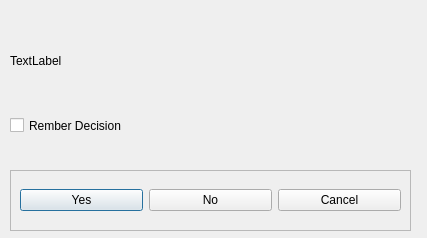
okeefo/music-catalogue, file src/qt/custom_dialog.ui: the form before one commit.
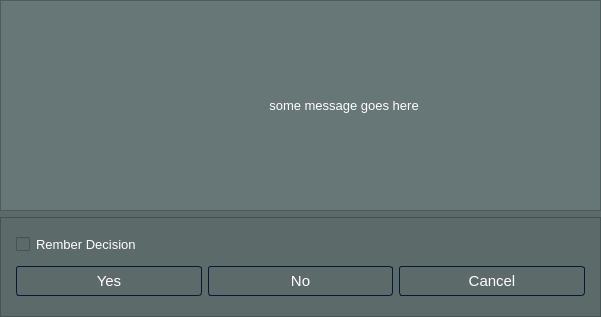
The form after the commit. Icons and pictures are not drawn.

Commit message: stylesheet added for custom dialog and bug fixes

```diff
--- a/src/qt/custom_dialog.ui
+++ b/src/qt/custom_dialog.ui
@@ -6,10 +6,21 @@
    <rect>
     <x>0</x>
     <y>0</y>
-    <width>427</width>
-    <height>238</height>
+    <width>601</width>
+    <height>317</height>
    </rect>
   </property>
+  <property name="minimumSize">
+   <size>
+    <width>300</width>
+    <height>0</height>
+   </size>
+  </property>
+  <property name="font">
+   <font>
+    <pointsize>9</pointsize>
+   </font>
+  </property>
   <property name="windowTitle">
    <string>Dialog</string>
   </property>
@@ -17,74 +28,312 @@
    <iconset resource="resources.qrc">
     <normaloff>:/icons/icons/headphones.svg</normaloff>:/icons/icons/headphones.svg</iconset>
   </property>
-  <widget class="QFrame" name="frame">
-   <property name="geometry">
-    <rect>
-     <x>10</x>
-     <y>170</y>
-     <width>401</width>
-     <height>61</height>
-    </rect>
+  <property name="windowOpacity">
+   <double>1.000000000000000</double>
+  </property>
+  <property name="styleSheet">
+   <string notr="true">
+
+/*-----QWidget-----*/
+QWidget
+{
+	background-color: rgb(92, 106, 106);
+	color: #ffffff;
+	border-color: #051a39;
+
+}
+
+/*-----QPushButton-----*/
+QPushButton
+{
+	background-color:  rgb(92, 106, 106);
+	color: #ffffff;
+	border-style: solid;
+	border-width: 1px;
+	border-radius: 3px;
+	border-color: #051a39;
+	padding: 5px;
+
+}
+
+
+QPushButton::disabled
+{
+	background-color: #404040;
+	color: #656565;
+	border-color: #051a39;
+
+}
+
+
+QPushButton::hover
+{
+	background-color: rgb(145, 166, 166);
+	color: #ffffff;
+	border-style: solid;
+	border-width: 1px;
+	border-radius: 3px;
+	border-color: #051a39;
+	padding: 5px;
+
+}
+
+
+QPushButton::pressed
+{
+	background-color: rgb(125, 155, 143);
+	color: #ffffff;
+	border-style: solid;
+	border-width: 1px;
+	border-radius: 3px;
+	border-color: #051a39;
+	padding: 5px;
+
+}
+
+QCheckBox
+{
+	color: #ffffff;
+
+}
+/*-----QRadioButton-----*/
+QCheckBox::indicator::unchecked
+{ 
+	image:url(:/icons/icons/square.svg);
+}
+
+QCheckBox::indicator:checked
+{ 
+	image: url(:/icons/icons/check-square.svg);
+	
+
+}
+
+
+</string>
+  </property>
+  <layout class="QVBoxLayout" name="verticalLayout_2">
+   <property name="leftMargin">
+    <number>0</number>
    </property>
-   <property name="frameShape">
-    <enum>QFrame::StyledPanel</enum>
+   <property name="topMargin">
+    <number>0</number>
    </property>
-   <property name="frameShadow">
-    <enum>QFrame::Raised</enum>
+   <property name="rightMargin">
+    <number>0</number>
    </property>
-   <layout class="QHBoxLayout" name="horizontalLayout">
-    <item>
-     <widget class="QPushButton" name="button_yes">
-      <property name="text">
-       <string>Yes</string>
+   <property name="bottomMargin">
+    <number>0</number>
+   </property>
+   <item>
+    <widget class="QFrame" name="frame_2">
+     <property name="styleSheet">
+      <string notr="true">*{
+	background-color:rgb(103, 118, 118)
+}</string>
+     </property>
+     <property name="frameShape">
+      <enum>QFrame::StyledPanel</enum>
+     </property>
+     <property name="frameShadow">
+      <enum>QFrame::Raised</enum>
+     </property>
+     <layout class="QHBoxLayout" name="horizontalLayout">
+      <property name="spacing">
+       <number>7</number>
       </property>
-     </widget>
-    </item>
-    <item>
-     <widget class="QPushButton" name="button_no">
-      <property name="text">
-       <string>No</string>
+      <property name="leftMargin">
+       <number>5</number>
       </property>
-     </widget>
-    </item>
-    <item>
-     <widget class="QPushButton" name="button_cancel">
-      <property name="text">
-       <string>Cancel</string>
+      <property name="topMargin">
+       <number>10</number>
       </property>
-     </widget>
-    </item>
-   </layout>
-  </widget>
-  <widget class="QCheckBox" name="checkbox_remember">
-   <property name="geometry">
-    <rect>
-     <x>10</x>
-     <y>110</y>
-     <width>221</width>
-     <height>31</height>
-    </rect>
-   </property>
-   <property name="text">
-    <string>Rember Decision</string>
-   </property>
-  </widget>
-  <widget class="QLabel" name="label_message">
-   <property name="geometry">
-    <rect>
-     <x>10</x>
-     <y>20</y>
-     <width>371</width>
-     <height>81</height>
-    </rect>
-   </property>
-   <property name="text">
-    <string>TextLabel</string>
-   </property>
-   <property name="wordWrap">
-    <bool>true</bool>
-   </property>
-  </widget>
+      <property name="rightMargin">
+       <number>15</number>
+      </property>
+      <property name="bottomMargin">
+       <number>10</number>
+      </property>
+      <item>
+       <widget class="QLabel" name="label_icon">
+        <property name="minimumSize">
+         <size>
+          <width>70</width>
+          <height>0</height>
+         </size>
+        </property>
+        <property name="maximumSize">
+         <size>
+          <width>70</width>
+          <height>16777215</height>
+         </size>
+        </property>
+        <property name="styleSheet">
+         <string notr="true"/>
+        </property>
+        <property name="frameShadow">
+         <enum>QFrame::Sunken</enum>
+        </property>
+        <property name="lineWidth">
+         <number>0</number>
+        </property>
+        <property name="text">
+         <string/>
+        </property>
+        <property name="pixmap">
+         <pixmap resource="resources.qrc">:/icons/icons/alert-triangle.svg</pixmap>
+        </property>
+        <property name="alignment">
+         <set>Qt::AlignCenter</set>
+        </property>
+        <property name="margin">
+         <number>10</number>
+        </property>
+       </widget>
+      </item>
+      <item>
+       <spacer name="horizontalSpacer">
+        <property name="orientation">
+         <enum>Qt::Horizontal</enum>
+        </property>
+        <property name="sizeType">
+         <enum>QSizePolicy::Fixed</enum>
+        </property>
+        <property name="sizeHint" stdset="0">
+         <size>
+          <width>20</width>
+          <height>20</height>
+         </size>
+        </property>
+       </spacer>
+      </item>
+      <item>
+       <widget class="QLabel" name="label_message">
+        <property name="font">
+         <font>
+          <pointsize>10</pointsize>
+         </font>
+        </property>
+        <property name="text">
+         <string>some message goes here</string>
+        </property>
+        <property name="alignment">
+         <set>Qt::AlignCenter</set>
+        </property>
+        <property name="wordWrap">
+         <bool>true</bool>
+        </property>
+       </widget>
+      </item>
+     </layout>
+    </widget>
+   </item>
+   <item>
+    <widget class="QFrame" name="frame">
+     <property name="minimumSize">
+      <size>
+       <width>0</width>
+       <height>100</height>
+      </size>
+     </property>
+     <property name="maximumSize">
+      <size>
+       <width>16777215</width>
+       <height>100</height>
+      </size>
+     </property>
+     <property name="frameShape">
+      <enum>QFrame::StyledPanel</enum>
+     </property>
+     <property name="frameShadow">
+      <enum>QFrame::Raised</enum>
+     </property>
+     <layout class="QVBoxLayout" name="verticalLayout">
+      <property name="leftMargin">
+       <number>15</number>
+      </property>
+      <property name="topMargin">
+       <number>10</number>
+      </property>
+      <property name="rightMargin">
+       <number>15</number>
+      </property>
+      <property name="bottomMargin">
+       <number>10</number>
+      </property>
+      <item>
+       <widget class="QCheckBox" name="checkbox_remember">
+        <property name="font">
+         <font>
+          <pointsize>10</pointsize>
+          <weight>50</weight>
+          <bold>false</bold>
+         </font>
+        </property>
+        <property name="text">
+         <string>Rember Decision</string>
+        </property>
+       </widget>
+      </item>
+      <item>
+       <layout class="QHBoxLayout" name="horizontalLayout_2">
+        <item>
+         <widget class="QPushButton" name="button_yes">
+          <property name="font">
+           <font>
+            <pointsize>11</pointsize>
+            <weight>50</weight>
+            <bold>false</bold>
+           </font>
+          </property>
+          <property name="text">
+           <string>Yes</string>
+          </property>
+          <property name="flat">
+           <bool>true</bool>
+          </property>
+         </widget>
+        </item>
+        <item>
+         <widget class="QPushButton" name="button_no">
+          <property name="font">
+           <font>
+            <pointsize>11</pointsize>
+            <weight>50</weight>
+            <bold>false</bold>
+           </font>
+          </property>
+          <property name="text">
+           <string>No</string>
+          </property>
+          <property name="flat">
+           <bool>true</bool>
+          </property>
+         </widget>
+        </item>
+        <item>
+         <widget class="QPushButton" name="button_cancel">
+          <property name="font">
+           <font>
+            <pointsize>11</pointsize>
+            <weight>50</weight>
+            <bold>false</bold>
+           </font>
+          </property>
+          <property name="text">
+           <string>Cancel</string>
+          </property>
+          <property name="flat">
+           <bool>true</bool>
+          </property>
+         </widget>
+        </item>
+       </layout>
+      </item>
+     </layout>
+    </widget>
+   </item>
+  </layout>
  </widget>
  <resources>
   <include location="resources.qrc"/>
```
The commit also changes 1 other file.
